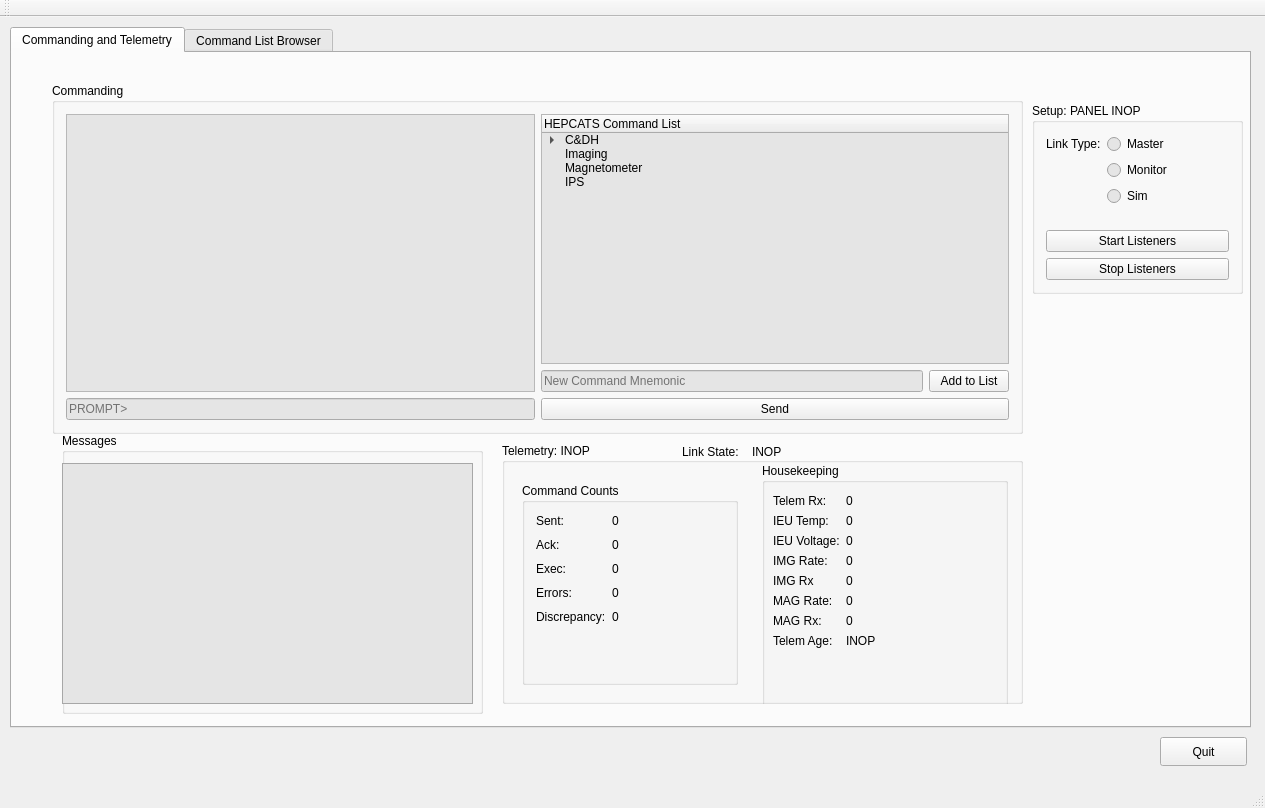
First picture: the form in cdh/sgs/ground_control/gui/mainwindow.ui, repository bSolt/Project_HEPCATS, before the edit.
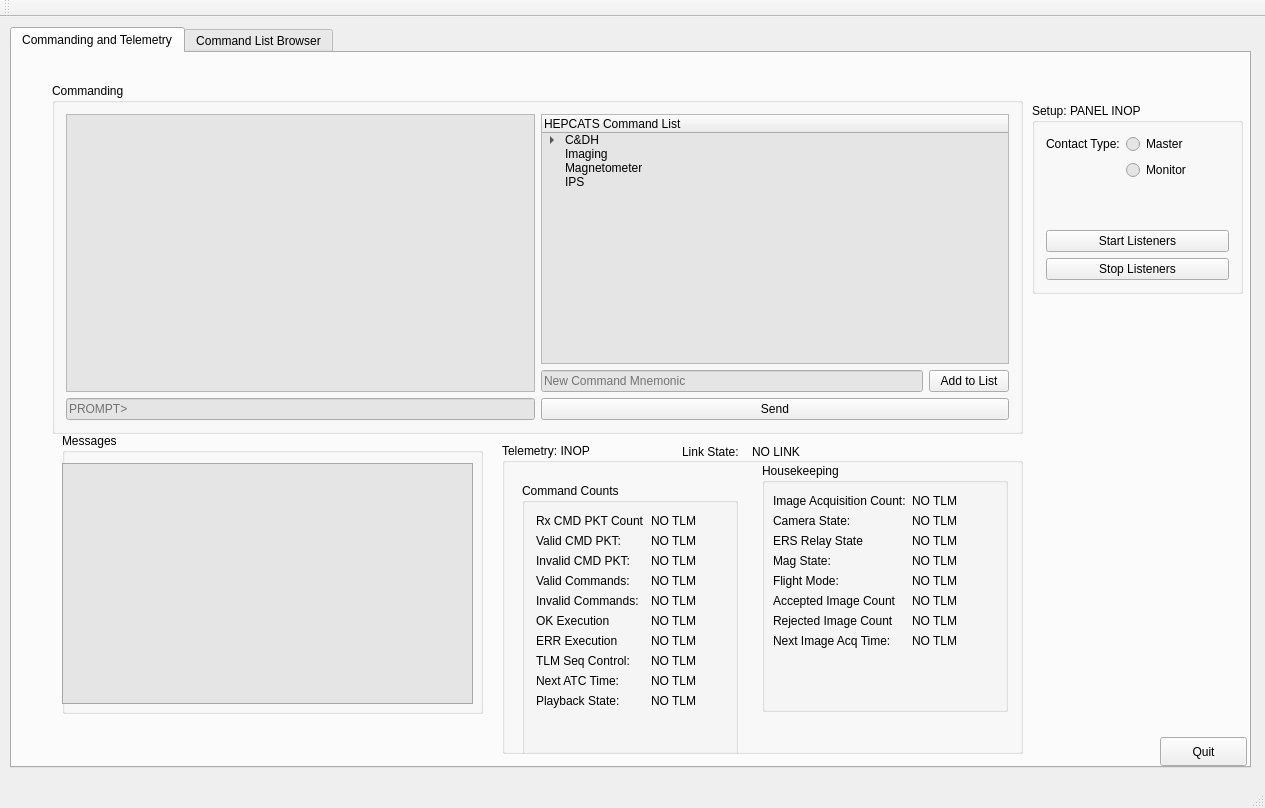
Second picture: the form after the edit. The open tabs and pages were chosen to show the change.

The edit to the form file:
```diff
--- a/cdh/sgs/ground_control/gui/mainwindow.ui
+++ b/cdh/sgs/ground_control/gui/mainwindow.ui
@@ -20,7 +20,7 @@
       <x>10</x>
       <y>10</y>
       <width>1241</width>
-      <height>701</height>
+      <height>741</height>
      </rect>
     </property>
     <property name="currentIndex">
@@ -210,7 +210,7 @@
          <item row="0" column="0">
           <widget class="QLabel" name="label_23">
            <property name="text">
-            <string>Link Type:</string>
+            <string>Contact Type:</string>
            </property>
           </widget>
          </item>
@@ -228,13 +228,6 @@
            </property>
           </widget>
          </item>
-         <item row="2" column="1">
-          <widget class="QRadioButton" name="rad_btn_Sim">
-           <property name="text">
-            <string>Sim</string>
-           </property>
-          </widget>
-         </item>
         </layout>
        </item>
        <item>
@@ -363,7 +356,7 @@
         <x>490</x>
         <y>390</y>
         <width>521</width>
-        <height>261</height>
+        <height>311</height>
        </rect>
       </property>
       <property name="title">
@@ -375,7 +368,7 @@
          <x>9</x>
          <y>29</y>
          <width>238</width>
-         <height>224</height>
+         <height>308</height>
         </rect>
        </property>
        <layout class="QGridLayout" name="gridLayout_2">
@@ -385,78 +378,159 @@
            <string>Command Counts</string>
           </property>
           <layout class="QGridLayout" name="gridLayout_3">
-           <item row="0" column="0" colspan="2">
+           <item row="0" column="0">
             <layout class="QFormLayout" name="formLayout">
-             <property name="verticalSpacing">
-              <number>10</number>
-             </property>
-             <item row="0" column="0">
-              <widget class="QLabel" name="label">
-               <property name="text">
-                <string>Sent:</string>
-               </property>
-              </widget>
-             </item>
-             <item row="0" column="1">
-              <widget class="QLabel" name="lbl_cmd_sent_count">
-               <property name="text">
-                <string>0</string>
-               </property>
-              </widget>
-             </item>
              <item row="1" column="0">
               <widget class="QLabel" name="label_3">
                <property name="text">
-                <string>Ack:</string>
-               </property>
-              </widget>
-             </item>
-             <item row="1" column="1">
-              <widget class="QLabel" name="lbl_cmd_ack_count">
-               <property name="text">
-                <string>0</string>
+                <string>Valid CMD PKT:</string>
                </property>
               </widget>
              </item>
              <item row="2" column="0">
-              <widget class="QLabel" name="label_5">
+              <widget class="QLabel" name="label">
                <property name="text">
-                <string>Exec:</string>
-               </property>
-              </widget>
-             </item>
-             <item row="2" column="1">
-              <widget class="QLabel" name="lbl_cmd_exec_count">
-               <property name="text">
-                <string>0</string>
+                <string>Invalid CMD PKT:</string>
                </property>
               </widget>
              </item>
              <item row="3" column="0">
-              <widget class="QLabel" name="label_7">
-               <property name="text">
-                <string>Errors:</string>
-               </property>
-              </widget>
-             </item>
-             <item row="4" column="0">
               <widget class="QLabel" name="label_4">
                <property name="text">
-                <string>Discrepancy:</string>
+                <string>Valid Commands:</string>
                </property>
               </widget>
              </item>
-             <item row="4" column="1">
-              <widget class="QLabel" name="lbl_disc">
+             <item row="11" column="0">
+              <widget class="QLabel" name="label_6">
                <property name="text">
-                <string>0</string>
+                <string/>
+               </property>
+              </widget>
+             </item>
+             <item row="4" column="0">
+              <widget class="QLabel" name="label_5">
+               <property name="text">
+                <string>Invalid Commands:</string>
+               </property>
+              </widget>
+             </item>
+             <item row="5" column="0">
+              <widget class="QLabel" name="label_7">
+               <property name="text">
+                <string>OK Execution</string>
+               </property>
+              </widget>
+             </item>
+             <item row="6" column="0">
+              <widget class="QLabel" name="label_8">
+               <property name="text">
+                <string>ERR Execution</string>
+               </property>
+              </widget>
+             </item>
+             <item row="7" column="0">
+              <widget class="QLabel" name="label_15">
+               <property name="text">
+                <string>TLM Seq Control:</string>
+               </property>
+              </widget>
+             </item>
+             <item row="10" column="0">
+              <widget class="QLabel" name="label_16">
+               <property name="text">
+                <string/>
+               </property>
+              </widget>
+             </item>
+             <item row="8" column="0">
+              <widget class="QLabel" name="label_18">
+               <property name="text">
+                <string>Next ATC Time:</string>
+               </property>
+              </widget>
+             </item>
+             <item row="9" column="0">
+              <widget class="QLabel" name="label_19">
+               <property name="text">
+                <string>Playback State:</string>
+               </property>
+              </widget>
+             </item>
+             <item row="1" column="1">
+              <widget class="QLabel" name="lbl_val_telecmd_pkt_cnt">
+               <property name="text">
+                <string>NO TLM</string>
+               </property>
+              </widget>
+             </item>
+             <item row="2" column="1">
+              <widget class="QLabel" name="lbl_inv_telecmd_pkt_cnt">
+               <property name="text">
+                <string>NO TLM</string>
                </property>
               </widget>
              </item>
              <item row="3" column="1">
               <widget class="QLabel" name="lbl_cmd_error_count">
                <property name="text">
-                <string>0</string>
+                <string>NO TLM</string>
+               </property>
+              </widget>
+             </item>
+             <item row="4" column="1">
+              <widget class="QLabel" name="lbl_inv_cmd_cnt">
+               <property name="text">
+                <string>NO TLM </string>
+               </property>
+              </widget>
+             </item>
+             <item row="5" column="1">
+              <widget class="QLabel" name="lbl_cmd_exec_suc_cnt">
+               <property name="text">
+                <string>NO TLM</string>
+               </property>
+              </widget>
+             </item>
+             <item row="6" column="1">
+              <widget class="QLabel" name="lbl_cmd_exec_err_cnt">
+               <property name="text">
+                <string>NO TLM</string>
+               </property>
+              </widget>
+             </item>
+             <item row="7" column="1">
+              <widget class="QLabel" name="lbl_tlm_pkt_xfr_frm_seq_cnt">
+               <property name="text">
+                <string>NO TLM </string>
+               </property>
+              </widget>
+             </item>
+             <item row="8" column="1">
+              <widget class="QLabel" name="lbl_next_atc_tm_str">
+               <property name="text">
+                <string>NO TLM</string>
+               </property>
+              </widget>
+             </item>
+             <item row="9" column="1">
+              <widget class="QLabel" name="lbl_pbk_prog_flg">
+               <property name="text">
+                <string>NO TLM</string>
+               </property>
+              </widget>
+             </item>
+             <item row="0" column="0">
+              <widget class="QLabel" name="label_20">
+               <property name="text">
+                <string>Rx CMD PKT Count</string>
+               </property>
+              </widget>
+             </item>
+             <item row="0" column="1">
+              <widget class="QLabel" name="lbl_rx_cmd_pkt_cnt">
+               <property name="text">
+                <string>NO TLM</string>
                </property>
               </widget>
              </item>
@@ -892,7 +966,7 @@
         </palette>
        </property>
        <property name="text">
-        <string>INOP</string>
+        <string>NO LINK</string>
        </property>
       </widget>
       <widget class="QLabel" name="label_25">
@@ -926,119 +1000,126 @@
           <x>0</x>
           <y>20</y>
           <width>241</width>
-          <height>211</height>
+          <height>251</height>
          </rect>
         </property>
         <layout class="QFormLayout" name="formLayout_2">
          <item row="1" column="0">
           <widget class="QLabel" name="label_9">
            <property name="text">
-            <string>IEU Temp:</string>
+            <string>Camera State:</string>
            </property>
           </widget>
          </item>
          <item row="2" column="0">
           <widget class="QLabel" name="label_10">
            <property name="text">
-            <string>IEU Voltage:</string>
+            <string>ERS Relay State</string>
            </property>
           </widget>
          </item>
          <item row="3" column="0">
           <widget class="QLabel" name="label_11">
            <property name="text">
-            <string>IMG Rate:</string>
+            <string>Mag State:</string>
            </property>
           </widget>
          </item>
          <item row="5" column="0">
           <widget class="QLabel" name="label_12">
            <property name="text">
-            <string>MAG Rate:</string>
+            <string>Accepted Image Count</string>
            </property>
           </widget>
          </item>
          <item row="4" column="0">
           <widget class="QLabel" name="label_13">
            <property name="text">
-            <string>IMG Rx</string>
+            <string>Flight Mode:</string>
            </property>
           </widget>
          </item>
          <item row="6" column="0">
           <widget class="QLabel" name="label_14">
            <property name="text">
-            <string>MAG Rx:</string>
+            <string>Rejected Image Count</string>
            </property>
           </widget>
          </item>
          <item row="1" column="1">
           <widget class="QLabel" name="lbl_IEU_temp">
            <property name="text">
-            <string>0</string>
+            <string>NO TLM</string>
            </property>
           </widget>
          </item>
          <item row="2" column="1">
           <widget class="QLabel" name="lbl_IEU_volt">
            <property name="text">
-            <string>0</string>
+            <string>NO TLM</string>
            </property>
           </widget>
          </item>
          <item row="3" column="1">
           <widget class="QLabel" name="lbl_IMG_rate">
            <property name="text">
-            <string>0</string>
+            <string>NO TLM</string>
            </property>
           </widget>
          </item>
          <item row="4" column="1">
           <widget class="QLabel" name="lbl_IMG_rx">
            <property name="text">
-            <string>0</string>
+            <string>NO TLM</string>
            </property>
           </widget>
          </item>
          <item row="5" column="1">
           <widget class="QLabel" name="lbl_mag_rate">
            <property name="text">
-            <string>0</string>
+            <string>NO TLM</string>
            </property>
           </widget>
          </item>
          <item row="6" column="1">
           <widget class="QLabel" name="lbl_mag_rx">
            <property name="text">
-            <string>0</string>
+            <string>NO TLM</string>
            </property>
           </widget>
          </item>
          <item row="0" column="0">
           <widget class="QLabel" name="label_21">
            <property name="text">
-            <string>Telem Rx:</string>
+            <string>Image Acquisition Count:</string>
            </property>
           </widget>
          </item>
          <item row="0" column="1">
           <widget class="QLabel" name="lbl_telem_rx">
            <property name="text">
-            <string>0</string>
+            <string>NO TLM</string>
            </property>
           </widget>
          </item>
          <item row="7" column="0">
           <widget class="QLabel" name="label_2">
            <property name="text">
-            <string>Telem Age:</string>
+            <string>Next Image Acq Time:</string>
            </property>
           </widget>
          </item>
          <item row="7" column="1">
           <widget class="QLabel" name="lbl_telem_age">
            <property name="text">
-            <string>INOP</string>
+            <string>NO TLM</string>
+           </property>
+          </widget>
+         </item>
+         <item row="8" column="0">
+          <widget class="QLabel" name="label_17">
+           <property name="text">
+            <string/>
            </property>
           </widget>
          </item>
```
Left out of the diff: 20 changed lines with no effect on the pictures.
